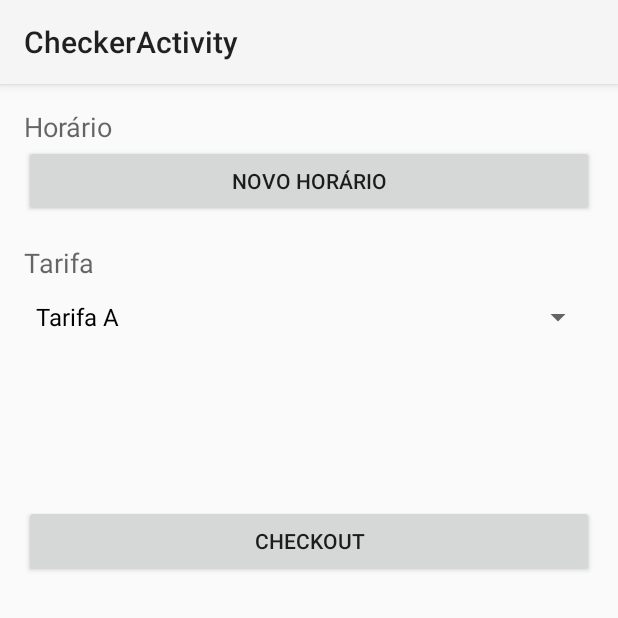
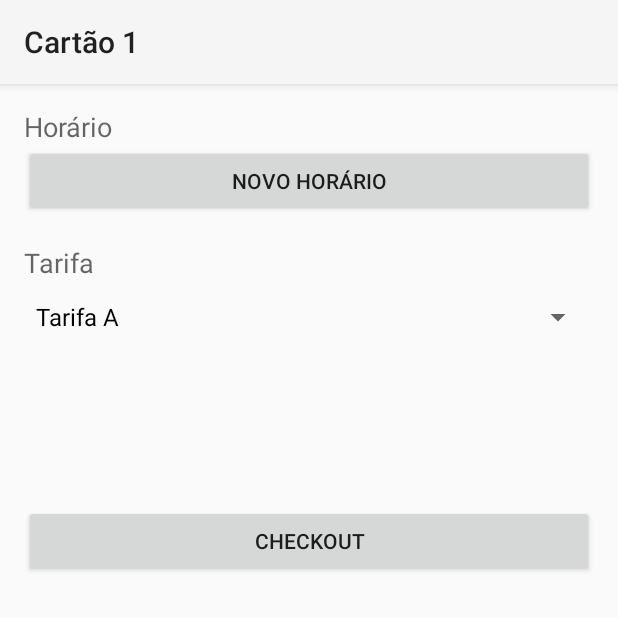
Before and after one commit to luanamartins/BusTicketChecker, an Android app: the screen it shows after launch (CheckerActivity), after a tap on "Cartão 1", on a phone screen of 412 x 824 dp, the top half of it. Run offline under Robolectric (Android 15) with nearby library versions, the light colour scheme and no system bars; 5 statements that could not run were skipped.

Commit message:
Change activity to display title as card name

```diff
--- a/app/src/main/java/checker/ticker/bus/busticketchecker/src/CheckerActivity.java
+++ b/app/src/main/java/checker/ticker/bus/busticketchecker/src/CheckerActivity.java
@@ -1,25 +1,27 @@
 package checker.ticker.bus.busticketchecker.src;
 
-import android.net.Uri;
+import android.content.Intent;
 import android.os.Bundle;
 import android.app.Activity;
 import android.view.View;
 import android.widget.AdapterView;
 import android.widget.ArrayAdapter;
+import android.widget.Button;
 import android.widget.Spinner;
 import android.widget.Toast;
 
-import com.google.android.gms.appindexing.Action;
 import com.google.android.gms.appindexing.AppIndex;
 import com.google.android.gms.common.api.GoogleApiClient;
 
 import java.util.ArrayList;
 
 import checker.ticker.bus.busticketchecker.R;
+import checker.ticker.bus.busticketchecker.fragments.TimePickerFragment;
 
 public class CheckerActivity extends Activity implements AdapterView.OnItemSelectedListener {
 
     private Spinner spinnerBusTaxes;
+    private Button newTimeButton;
     /**
      * ATTENTION: This was auto-generated to implement the App Indexing API.
      * See https://g.co/AppIndexing/AndroidStudio for more information.
@@ -30,9 +32,13 @@ public class CheckerActivity extends Activity implements AdapterView.OnItemSelec
     protected void onCreate(Bundle savedInstanceState) {
         super.onCreate(savedInstanceState);
         setContentView(R.layout.activity_checker);
+
+        Intent intent = getIntent();
+        String cardName = intent.getStringExtra("cardName");
+        this.setTitle(cardName);
+
         spinnerBusTaxes = (Spinner) findViewById(R.id.spinner);
-
-        ArrayList<String> busTaxes = new ArrayList<String>();
+        ArrayList<String> busTaxes = new ArrayList<>();
         busTaxes.add("Tarifa A");
         busTaxes.add("Tarifa B");
         busTaxes.add("Tarifa C");
@@ -40,10 +46,21 @@ public class CheckerActivity extends Activity implements AdapterView.OnItemSelec
         adapter.setDropDownViewResource(android.R.layout.simple_spinner_dropdown_item);
         spinnerBusTaxes.setAdapter(adapter);
 
+        newTimeButton = (Button) findViewById(R.id.newTimeButton);
+        newTimeButton.setOnClickListener(new View.OnClickListener() {
+            @Override
+            public void onClick(View v) {
+                TimePickerFragment newFragment = new TimePickerFragment();
+                newFragment.show(getFragmentManager(), "TimePicker");
+            }
+        });
+
+
         // ATTENTION: This was auto-generated to implement the App Indexing API.
         // See https://g.co/AppIndexing/AndroidStudio for more information.
         client = new GoogleApiClient.Builder(this).addApi(AppIndex.API).build();
     }
+
 
     @Override
     public void onItemSelected(AdapterView<?> parent, View view, int position, long id) {
--- a/app/src/main/java/checker/ticker/bus/busticketchecker/src/MainDrawerActivity.java
+++ b/app/src/main/java/checker/ticker/bus/busticketchecker/src/MainDrawerActivity.java
@@ -106,7 +106,7 @@ public class MainDrawerActivity extends Activity
             View rootView = inflater.inflate(R.layout.fragment_main_drawer, container, false);
 
             final ListView list = (ListView) rootView.findViewById(R.id.listView2);
-            String[] values = new String[]{
+            final String[] values = new String[]{
                     "Cartão 1",
                     "Cartão 2",
             };
@@ -120,7 +120,9 @@ public class MainDrawerActivity extends Activity
                 @Override
                 public void onItemClick(AdapterView<?> parent, View view,
                                         int position, long id) {
-                    startActivity(new Intent(context, CheckerActivity.class));
+                    Intent intent = new Intent(context, CheckerActivity.class);
+                    intent.putExtra("cardName", values[position]);
+                    startActivity(intent);
                 }
             });
             return rootView;
```
